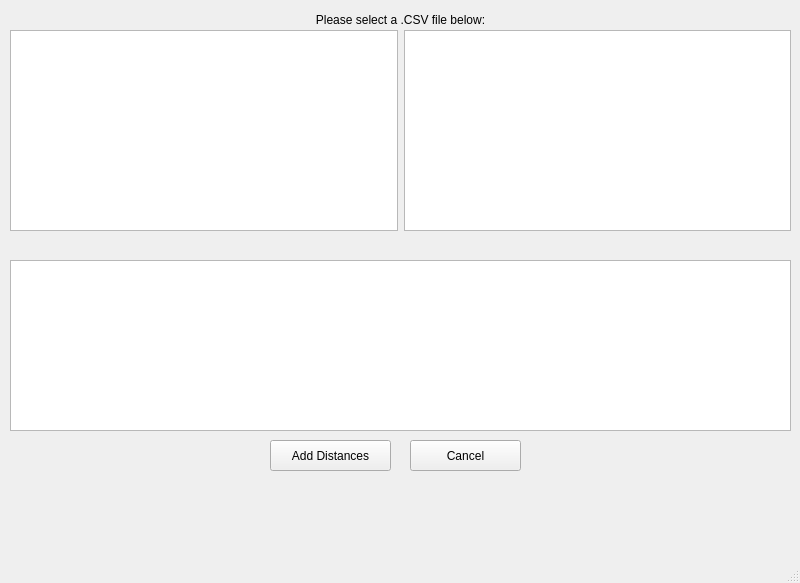
First picture: the form in StadiumTourProject/mainwindow.ui, repository joeyCampbelll/CS1D-Project-2, before the edit.
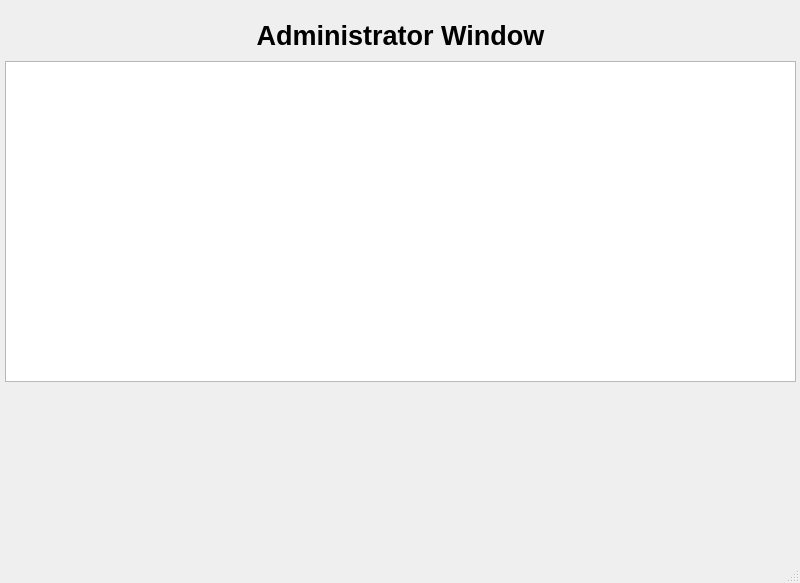
Second picture: the form after the edit.

Commit message: Added Main Admin Window

What changed in the file:
```diff
--- a/StadiumTourProject/mainwindow.ui
+++ b/StadiumTourProject/mainwindow.ui
@@ -24,7 +24,7 @@
      </rect>
     </property>
     <property name="currentIndex">
-     <number>4</number>
+     <number>3</number>
     </property>
     <widget class="QWidget" name="mainPage">
      <widget class="QPushButton" name="adminButton">
@@ -308,6 +308,41 @@
       </property>
      </widget>
     </widget>
+    <widget class="QWidget" name="AdminMainPage">
+     <widget class="QLabel" name="label_6">
+      <property name="geometry">
+       <rect>
+        <x>10</x>
+        <y>5</y>
+        <width>781</width>
+        <height>61</height>
+       </rect>
+      </property>
+      <property name="font">
+       <font>
+        <pointsize>20</pointsize>
+        <weight>75</weight>
+        <bold>true</bold>
+       </font>
+      </property>
+      <property name="text">
+       <string>Administrator Window</string>
+      </property>
+      <property name="alignment">
+       <set>Qt::AlignCenter</set>
+      </property>
+     </widget>
+     <widget class="QTableView" name="Stadium_tableView">
+      <property name="geometry">
+       <rect>
+        <x>5</x>
+        <y>61</y>
+        <width>791</width>
+        <height>321</height>
+       </rect>
+      </property>
+     </widget>
+    </widget>
     <widget class="QWidget" name="AdminStadiumsPage">
      <widget class="QWidget" name="layoutWidget_2">
       <property name="geometry">
```
The commit also changes 6 other files.
